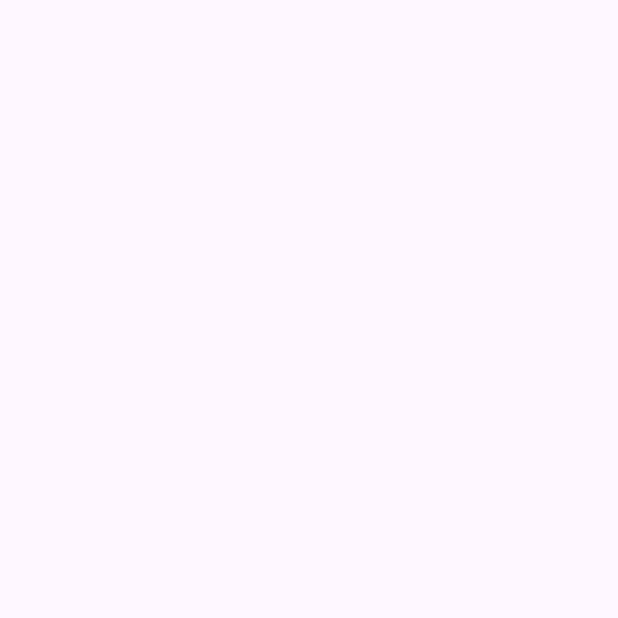
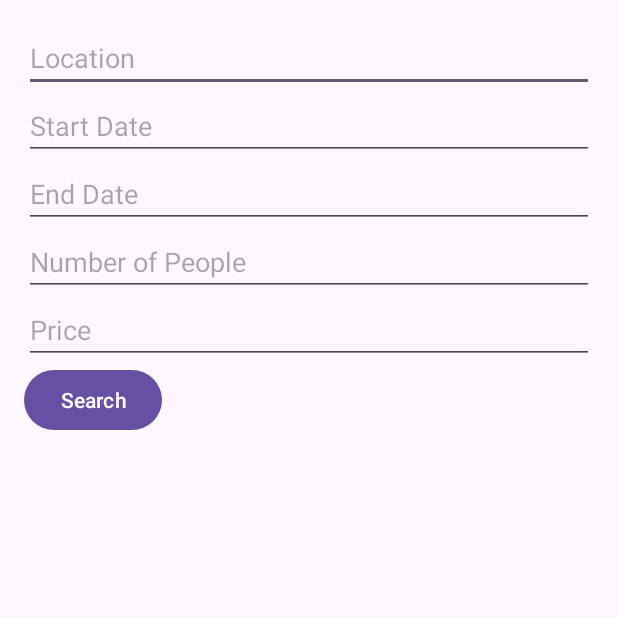
Before and after one commit to ahmadysayed/androidjavaproject, an Android app: the screen it shows after launch (MainActivity), on a phone screen of 412 x 824 dp, the top half of it. Before the commit the part shown is empty. Run offline under Robolectric (Android 15) with nearby library versions, the phone set to English and light mode, and no system bars.

Commit message:
Add the Button and Search

```diff
--- a/app/src/main/java/fr/isep/androidjavaone/MainActivity.java
+++ b/app/src/main/java/fr/isep/androidjavaone/MainActivity.java
@@ -3,12 +3,95 @@ package fr.isep.androidjavaone;
 import androidx.appcompat.app.AppCompatActivity;
 
 import android.os.Bundle;
+import android.view.View;
+import android.widget.Button;
+import android.widget.EditText;
+import android.widget.Toast;
 
 public class MainActivity extends AppCompatActivity {
+
+    private EditText editTextLocation;
+    private EditText editTextStartDate;
+    private EditText editTextEndDate;
+    private EditText editTextNumOfPeople;
+    private EditText editTextPrice;
 
     @Override
     protected void onCreate(Bundle savedInstanceState) {
         super.onCreate(savedInstanceState);
         setContentView(R.layout.activity_main);
+
+        editTextLocation = findViewById(R.id.editTextLocation);
+        editTextStartDate = findViewById(R.id.editTextStartDate);
+        editTextEndDate = findViewById(R.id.editTextEndDate);
+        editTextNumOfPeople = findViewById(R.id.editTextNumOfPeople);
+        editTextPrice = findViewById(R.id.editTextPrice);
+
+        Button buttonSearch = findViewById(R.id.buttonSearch);
+
+        buttonSearch.setOnClickListener(new View.OnClickListener() {
+            @Override
+            public void onClick(View v) {
+                performSearch();
+            }
+        });
     }
+
+    private void performSearch() {
+        // Retrieve user input from EditText fields
+        String location = editTextLocation.getText().toString();
+        String startDate = editTextStartDate.getText().toString();
+        String endDate = editTextEndDate.getText().toString();
+        String numOfPeople = editTextNumOfPeople.getText().toString();
+        String price = editTextPrice.getText().toString();
+
+        // Construct the search query based on the user's input
+        String searchQuery = constructSearchQuery(location, startDate, endDate, numOfPeople, price);
+
+        // Call the API with the search query and handle the response
+        // For simplicity, let's assume you have a method called fetchSearchResults(searchQuery) to handle API calls
+        fetchSearchResults(searchQuery);
+    }
+
+    private String constructSearchQuery(String location, String startDate, String endDate, String numOfPeople, String price) {
+        // Construct the search query based on the input parameters
+        // You might want to format the query as per your API requirements
+        // For example: "?location=NewYork&startDate=2023-10-01&endDate=2023-10-15&..."
+        StringBuilder queryBuilder = new StringBuilder();
+
+        if (!location.isEmpty()) {
+            queryBuilder.append("location=").append(location).append("&");
+        }
+
+        if (!startDate.isEmpty()) {
+            queryBuilder.append("startDate=").append(startDate).append("&");
+        }
+
+        if (!endDate.isEmpty()) {
+            queryBuilder.append("endDate=").append(endDate).append("&");
+        }
+
+        if (!numOfPeople.isEmpty()) {
+            queryBuilder.append("numOfPeople=").append(numOfPeople).append("&");
+        }
+
+        if (!price.isEmpty()) {
+            queryBuilder.append("price=").append(price).append("&");
+        }
+
+        // Remove the trailing "&" if it exists
+        if (queryBuilder.length() > 0 && queryBuilder.charAt(queryBuilder.length() - 1) == '&') {
+            queryBuilder.deleteCharAt(queryBuilder.length() - 1);
+        }
+
+        return queryBuilder.toString();
+    }
+
+    private void fetchSearchResults(String searchQuery) {
+        // Make API call using the searchQuery and handle the response
+        // You'll need to implement the logic for making API calls and handling responses here
+        // For this example, we'll just show a toast message with the search query
+        Toast.makeText(this, "Search query: " + searchQuery, Toast.LENGTH_SHORT).show();
+    }
+
 }
--- a/app/src/main/res/layout/activity_main.xml
+++ b/app/src/main/res/layout/activity_main.xml
@@ -7,6 +7,52 @@
     android:orientation="vertical"
     tools:context=".MainActivity">
 
+    <LinearLayout
+        xmlns:android="http://schemas.android.com/apk/res/android"
+        android:layout_width="match_parent"
+        android:layout_height="match_parent"
+        android:orientation="vertical"
+        android:padding="16dp">
+
+        <EditText
+            android:id="@+id/editTextLocation"
+            android:layout_width="match_parent"
+            android:layout_height="wrap_content"
+            android:hint="Location" />
+
+        <EditText
+            android:id="@+id/editTextStartDate"
+            android:layout_width="match_parent"
+            android:layout_height="wrap_content"
+            android:hint="Start Date" />
+
+        <EditText
+            android:id="@+id/editTextEndDate"
+            android:layout_width="match_parent"
+            android:layout_height="wrap_content"
+            android:hint="End Date" />
+
+        <EditText
+            android:id="@+id/editTextNumOfPeople"
+            android:layout_width="match_parent"
+            android:layout_height="wrap_content"
+            android:hint="Number of People" />
+
+        <EditText
+            android:id="@+id/editTextPrice"
+            android:layout_width="match_parent"
+            android:layout_height="wrap_content"
+            android:hint="Price" />
+
+        <Button
+            android:id="@+id/buttonSearch"
+            android:layout_width="wrap_content"
+            android:layout_height="wrap_content"
+            android:text="Search" />
+
+    </LinearLayout>
+
+
 
 
 </LinearLayout>
```
